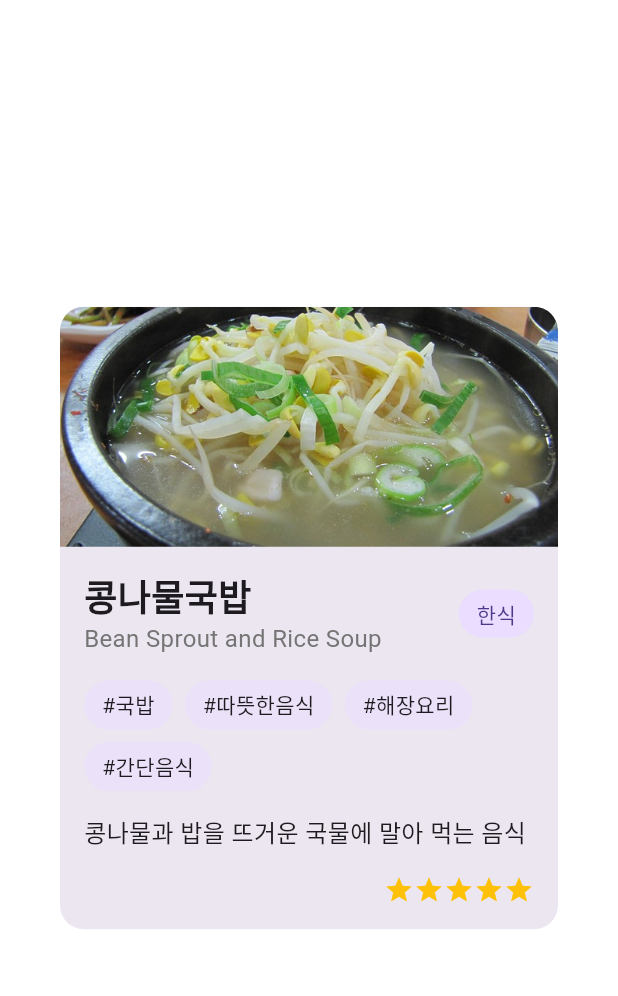
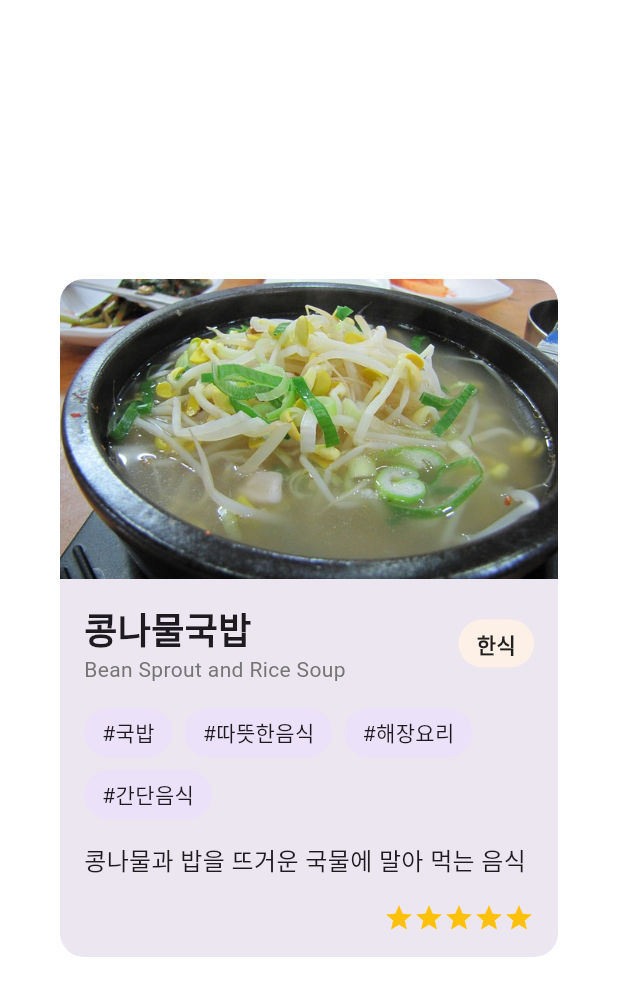
Before and after one commit to GOODJINC/bappick, a Flutter app: the FoodDetailDialog widget shown alone on an empty page, opened directly with sample values from the repository, on a phone screen of 412 x 824 dp. Shown: the top 996 px of the screen. Run offline on Flutter 3.47's test engine with Material 3 defaults, Android fonts, the phone set to English and light mode, and no system bars; our stand-ins replace flutter_fortune_wheel, shared_preferences, sqflite; accounts and stored records are empty.

Commit message:
modified all_foods_page

```diff
--- /dev/null
+++ b/lib/utils/category_color.dart
@@ -0,0 +1,24 @@
+import 'package:flutter/material.dart';
+
+class CategoryColor {
+  static const Map<String, Color> colors = {
+    '한식': Color(0xE6FFF1E6), // 연한 빨강
+    '중식': Color(0xE6FFD6A5), // 주황
+    '일식': Color(0xE6FFC6FF), // 연한 초록
+    '양식': Color(0xE6A0C4FF), // 하늘색
+    '퓨전': Color(0xE6CAFFBF), // 보라
+    '패스트푸드': Color(0xE6FFADAD), // 노랑
+    '디저트': Color(0xE6FDFFB6), // 분홍
+    '분식': Color(0xE69BF6FF), // 밝은 파랑
+  };
+
+  static Color getColor(String category) {
+    return colors[category] ?? Colors.grey; // 카테고리가 없을 경우 회색 반환
+  }
+
+  static Color getTextColor(String category) {
+    // 배경색이 밝은 경우 어두운 텍스트, 어두운 경우 밝은 텍스트
+    final color = colors[category] ?? Colors.grey;
+    return color.computeLuminance() > 0.5 ? Colors.black87 : Colors.white;
+  }
+}
--- a/lib/widgets/food_detail_dialog.dart
+++ b/lib/widgets/food_detail_dialog.dart
@@ -1,5 +1,6 @@
 import 'package:flutter/material.dart';
 import '../models/food.dart';
+import '../utils/category_color.dart';
 
 class FoodDetailDialog extends StatelessWidget {
   final Food food;
@@ -18,14 +19,27 @@ class FoodDetailDialog extends StatelessWidget {
       child: Column(
         mainAxisSize: MainAxisSize.min,
         children: [
-          // 이미지
+          // 이미지 (에러 처리 추가)
           ClipRRect(
             borderRadius: const BorderRadius.vertical(top: Radius.circular(16)),
             child: Image.asset(
               food.imageUrl,
               width: double.infinity,
-              height: 160, // 200 -> 160
+              height: 200,
               fit: BoxFit.cover,
+              errorBuilder: (context, error, stackTrace) {
+                // 이미지 로드 실패시 기본 이미지 표시
+                return Container(
+                  width: double.infinity,
+                  height: 200,
+                  color: Colors.grey[300],
+                  child: const Icon(
+                    Icons.restaurant,
+                    size: 64,
+                    color: Colors.grey,
+                  ),
+                );
+              },
             ),
           ),
 
@@ -51,7 +65,7 @@ class FoodDetailDialog extends StatelessWidget {
                         Text(
                           food.nameEng,
                           style: TextStyle(
-                            fontSize: 16,
+                            fontSize: 14,
                             color: Colors.grey[600],
                           ),
                         ),
@@ -63,14 +77,14 @@ class FoodDetailDialog extends StatelessWidget {
                         vertical: 6,
                       ),
                       decoration: BoxDecoration(
-                        color: Theme.of(context).colorScheme.primaryContainer,
+                        color: CategoryColor.getColor(food.category),
                         borderRadius: BorderRadius.circular(20),
                       ),
                       child: Text(
                         food.category,
                         style: TextStyle(
-                          color:
-                              Theme.of(context).colorScheme.onPrimaryContainer,
+                          color: CategoryColor.getTextColor(food.category),
+                          fontWeight: FontWeight.bold,
                         ),
                       ),
                     ),
```
Also changed, not shown: lib/main.dart (+9 -1 lines), lib/pages/all_foods_page.dart (+40 -9 lines), lib/pages/random_page.dart (+6 -4 lines), lib/services/database_helper.dart (+68 -37 lines), assets/images/foods/bulgogi_hot_pot.jpg (added).
